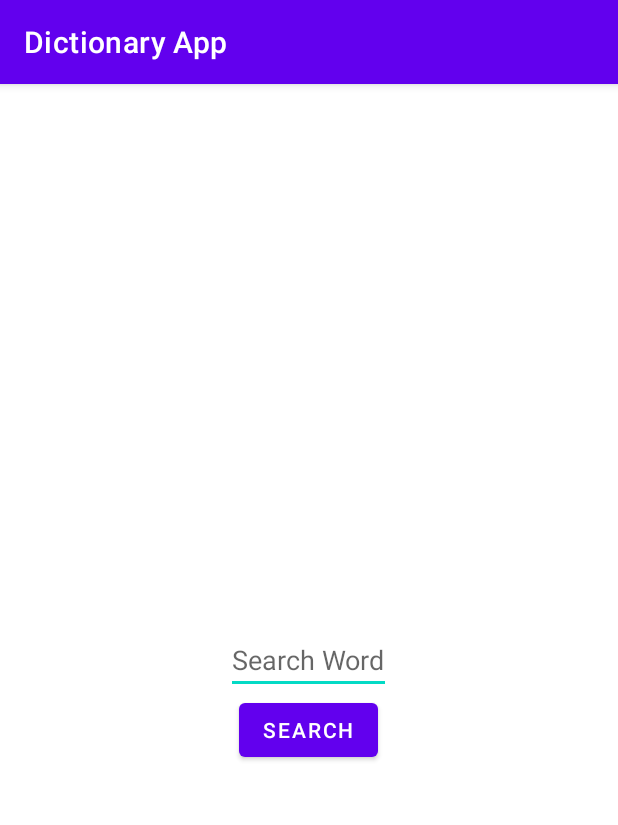
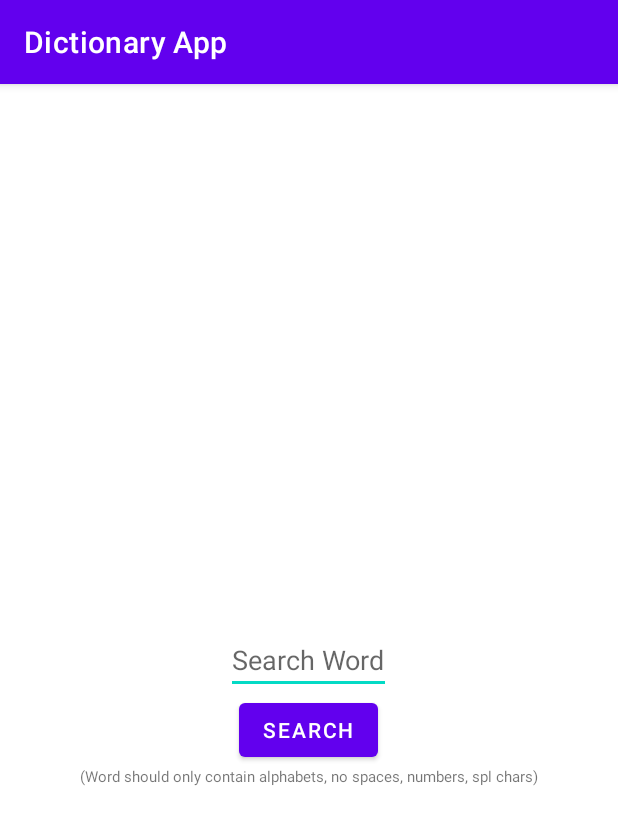
Before and after one commit to Vishesh20155/Mobile-Computing, an Android app: the screen it shows after launch (MainActivity), on a phone screen of 412 x 824 dp. Shown: the top 825 px of the screen. Run offline under Robolectric (Android 15) with nearby library versions, the phone set to English and light mode, and no system bars.

Commit message:
Minor UI changes

```diff
--- a/app/src/main/java/com/example/dictionaryapp/DetailsFragment.kt
+++ b/app/src/main/java/com/example/dictionaryapp/DetailsFragment.kt
@@ -94,7 +94,7 @@ class DetailsFragment : Fragment() {
         }
 
         if (wordDetailsList[idx!!].antonyms.size > 0) {
-            var txt = "Antonyms: "
+            var txt = ""
             val n = wordDetailsList[idx!!].antonyms.size
             for (i in 0 until n) {
                 txt += wordDetailsList[idx!!].antonyms[i]
--- a/app/src/main/res/layout/activity_main.xml
+++ b/app/src/main/res/layout/activity_main.xml
@@ -19,6 +19,14 @@
         android:hint="Search Word"
         android:layout_centerInParent="true"/>
 
+    <TextView
+        android:layout_width="wrap_content"
+        android:layout_height="wrap_content"
+        android:text="(Word should only contain alphabets, no spaces, numbers, spl chars)"
+        android:layout_below="@+id/btn_search"
+        android:layout_centerHorizontal="true"
+        android:textSize="10sp"/>
+
     <Button
         android:id="@+id/btn_search"
         android:layout_width="wrap_content"
```
